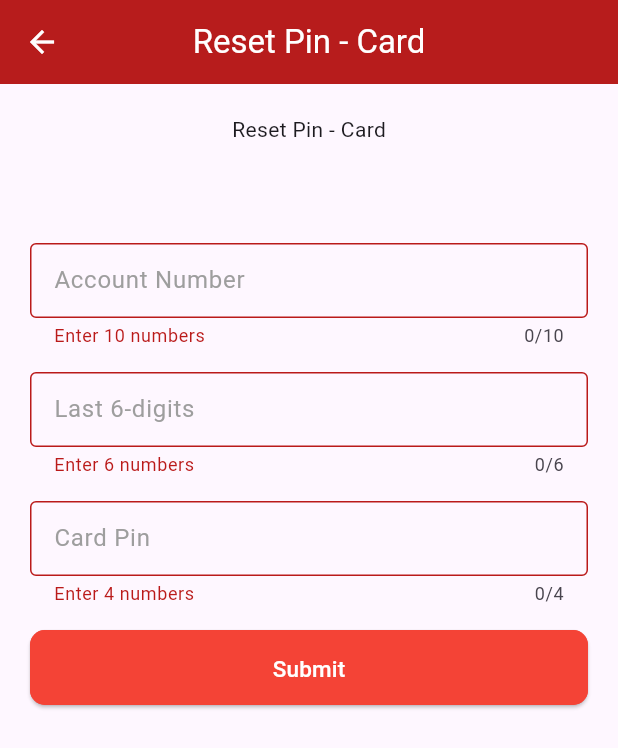
After one commit to hyzic23/etoken, a Flutter app: the ResetPinCardScreen screen opened directly, after a tap on "Submit", on a phone screen of 412 x 824 dp. The commit adds this screen. Shown: the top 748 px of the screen. Run offline on Flutter 3.47's test engine with Material 2 defaults, Android fonts, the phone set to English and light mode, and no system bars.

Commit message:
Added Reset Pin for Card Screen

```diff
--- a/lib/screens/reset_pin.dart
+++ b/lib/screens/reset_pin.dart
@@ -1,5 +1,5 @@
 import 'package:etoken/commons/constant.dart';
-import 'package:etoken/screens/generate_otp.dart';
+import 'package:etoken/screens/reset_pin_card.dart';
 import 'package:etoken/screens/reset_pin_token.dart';
 import 'package:flutter/material.dart';
 
@@ -58,7 +58,7 @@
           InkWell(
             onTap: () {
               Navigator.of(context).push(MaterialPageRoute(
-                builder: (context) => const GenerateToken(),
+                builder: (context) => const ResetPinCardScreen(),
               ));
             },
             splashColor: Colors.white10,
--- /dev/null
+++ b/lib/screens/reset_pin_card.dart
@@ -0,0 +1,143 @@
+import 'package:etoken/widgets/button_widget.dart';
+import 'package:etoken/widgets/text_form_field_widget.dart';
+import 'package:flutter/material.dart';
+
+class ResetPinCardScreen extends StatefulWidget {
+  const ResetPinCardScreen({super.key});
+
+  @override
+  State<ResetPinCardScreen> createState() => _ResetPinCardScreenState();
+}
+
+class _ResetPinCardScreenState extends State<ResetPinCardScreen> {
+  @override
+  Widget build(BuildContext context) {
+    return Scaffold(
+        appBar: AppBar(
+          backgroundColor: Colors.red[900],
+          iconTheme: const IconThemeData(
+            color: Colors.white,
+          ),
+          title: const Text('Reset Pin - Card',
+              style: TextStyle(color: Colors.white)),
+          centerTitle: true,
+        ),
+        body: const ResetPinCardWidget());
+  }
+}
+
+class ResetPinCardWidget extends StatefulWidget {
+  const ResetPinCardWidget({super.key});
+
+  @override
+  State<ResetPinCardWidget> createState() => _ResetPinCardWidgetState();
+}
+
+class _ResetPinCardWidgetState extends State<ResetPinCardWidget> {
+  final formKey = GlobalKey<FormState>();
+
+  final accountNumber = TextEditingController();
+  final last6Digits = TextEditingController();
+  final cardPin = TextEditingController();
+
+  @override
+  Widget build(BuildContext context) {
+    return Padding(
+      padding: const EdgeInsets.all(20),
+      child: Container(
+        width: double.infinity,
+        child: Form(
+          key: formKey,
+          child: Column(
+            mainAxisAlignment: MainAxisAlignment.start,
+            children: [
+              Container(height: 70, child: const Text('Reset Pin - Card')),
+              const SizedBox(height: 16),
+              Container(height: 70, child: accountNumberText()),
+              const SizedBox(height: 16),
+              Container(height: 70, child: last6DigitsText()),
+              const SizedBox(height: 16),
+              Container(height: 70, child: cardPinText()),
+              const SizedBox(height: 16),
+              SizedBox(height: 50, width: 400, child: buildSubmit()),
+            ],
+          ),
+        ),
+      ),
+    );
+  }
+
+  Widget accountNumberText() => TextFormFieldWidget(
+        controller: accountNumber,
+        labelText: 'Account Number',
+        keyboardType: TextInputType.number,
+        hintText: 'Account Number',
+        max: 10,
+        validator: (value) {
+          if (value == null || value.length < 10 || value.length > 11) {
+            return 'Enter 10 numbers';
+          } else {
+            return null;
+          }
+        },
+        onSaved: (value) => setState(() {
+          accountNumber.text = value;
+        }),
+      );
+
+  Widget last6DigitsText() => TextFormFieldWidget(
+        controller: last6Digits,
+        labelText: 'Last 6-digits',
+        keyboardType: TextInputType.number,
+        hintText: 'Last 6-digits',
+        max: 6,
+        validator: (value) {
+          if (value == null || value.length < 6 || value.length > 6) {
+            return 'Enter 6 numbers';
+          } else {
+            return null;
+          }
+        },
+        onSaved: (value) => setState(() {
+          last6Digits.text = value;
+        }),
+      );
+
+  Widget cardPinText() => TextFormFieldWidget(
+        controller: cardPin,
+        labelText: 'Card Pin',
+        keyboardType: TextInputType.number,
+        hintText: 'Card Pin',
+        max: 4,
+        validator: (value) {
+          if (value == null || value.length < 4 || value.length > 4) {
+            return 'Enter 4 numbers';
+          } else {
+            return null;
+          }
+        },
+        onSaved: (value) => setState(() {
+          cardPin.text = value;
+        }),
+      );
+
+  Widget buildSubmit() => ButtonWidget(
+        text: 'Submit',
+        onClicked: () {
+          final isValid = formKey.currentState!.validate();
+          if (isValid) {
+            formKey.currentState!.save();
+            final message =
+                'Account Number: ${accountNumber.text} \nPinAndToken: ${last6Digits.text} \nCardPin: ${cardPin.text}  ';
+            final snackBar = SnackBar(
+              content: Text(
+                message,
+                style: const TextStyle(fontSize: 20),
+              ),
+              backgroundColor: Colors.green,
+            );
+            ScaffoldMessenger.of(context).showSnackBar(snackBar);
+          }
+        },
+      );
+}
```
